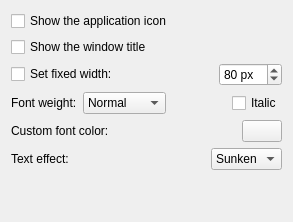
The window that package/contents/ui/config.ui (bulldog98/applicationname-plasmoid) describes before a commit, drawn with Qt 5.
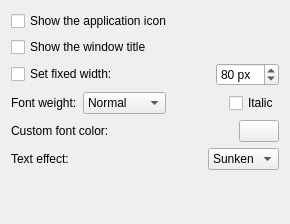
The same window after the commit. Custom widgets are drawn as their Qt base class.

Commit message: Add missing Font.Black option

Diff of the .ui file:
```diff
--- a/package/contents/ui/config.ui
+++ b/package/contents/ui/config.ui
@@ -6,8 +6,8 @@
    <rect>
     <x>0</x>
     <y>0</y>
-    <width>293</width>
-    <height>222</height>
+    <width>290</width>
+    <height>224</height>
    </rect>
   </property>
   <property name="windowTitle">
```
The commit also changes 1 other file.
